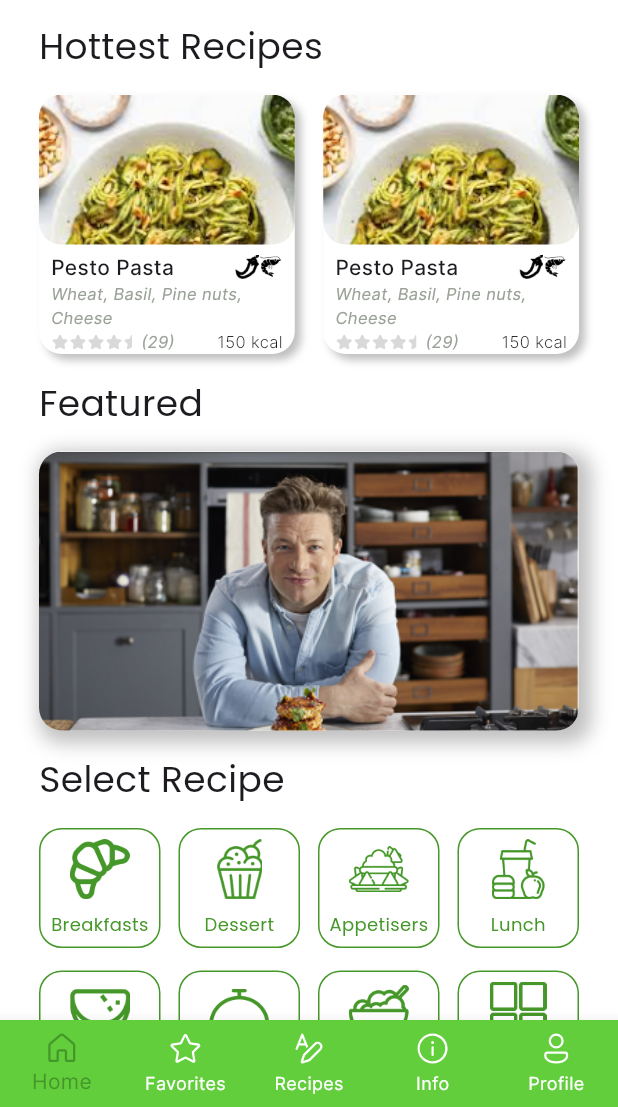
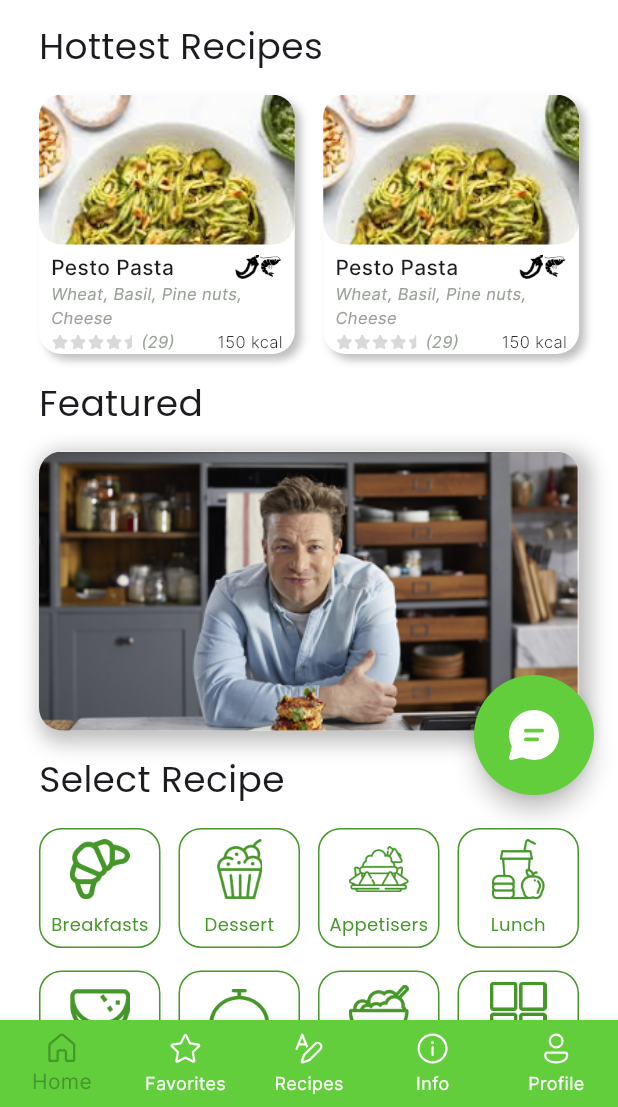
Before and after one commit to MargarethaNaibaho/freshly-dropped-mobile, a Flutter app: the screen it shows after launch, on a phone screen of 412 x 824 dp, the part 129-1236 px from its top. Run offline on Flutter 3.47's test engine with Material 3 defaults, Android fonts, the phone set to English and light mode, and no system bars; our stand-ins replace fluentui_icons.

Commit message:
floating action button done, home screen done

```diff
--- a/lib/screens/home_screen.dart
+++ b/lib/screens/home_screen.dart
@@ -163,6 +163,28 @@ class HomeScreen extends StatelessWidget {
           )
         ],
       ),
+      floatingActionButton: Stack(
+        children: [
+          Positioned(
+            right: 0,
+            top: MediaQuery.of(context).size.height / 2 + 140,
+            child: SizedBox(
+              width: 80,
+              height: 80,
+              child: FloatingActionButton(
+                backgroundColor: CustomColors.primaryGreen,
+                onPressed: (){},
+                shape: RoundedRectangleBorder(borderRadius: BorderRadius.circular(100)),
+                tooltip: "Chat",
+                child: Container(
+                  padding: const EdgeInsets.symmetric(horizontal: 19, vertical: 20),
+                  child: Icon(FluentSystemIcons.ic_fluent_chat_filled, size: 41, color: Colors.white,),
+                ),
+              ),
+            ),
+          ),
+        ],
+      ),
     );
   }
 }
```
